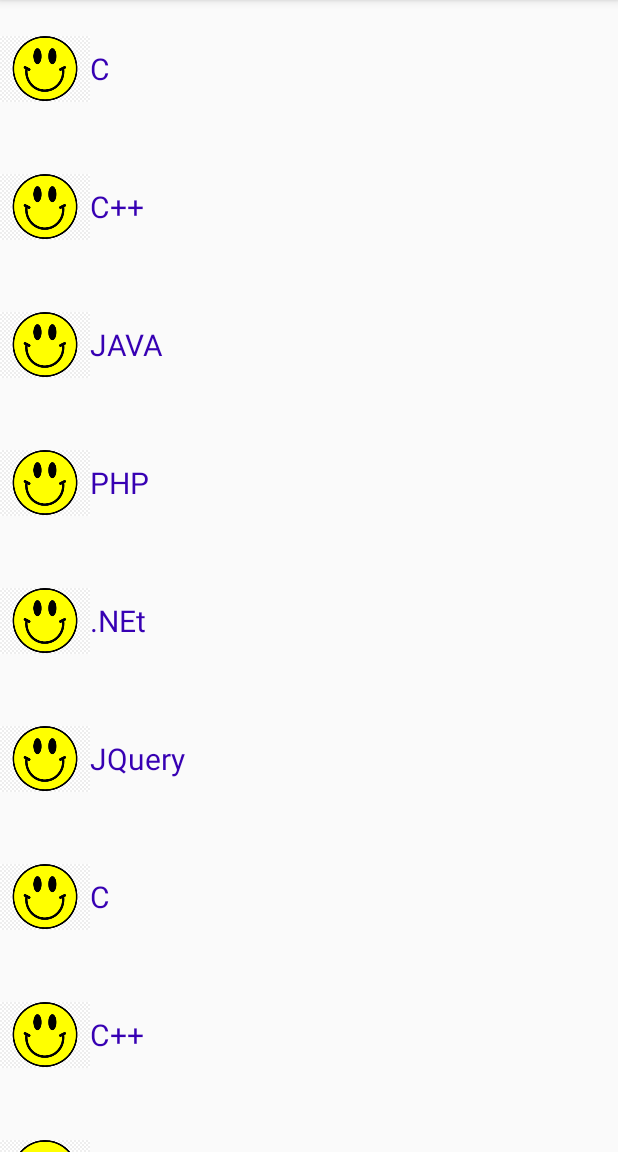
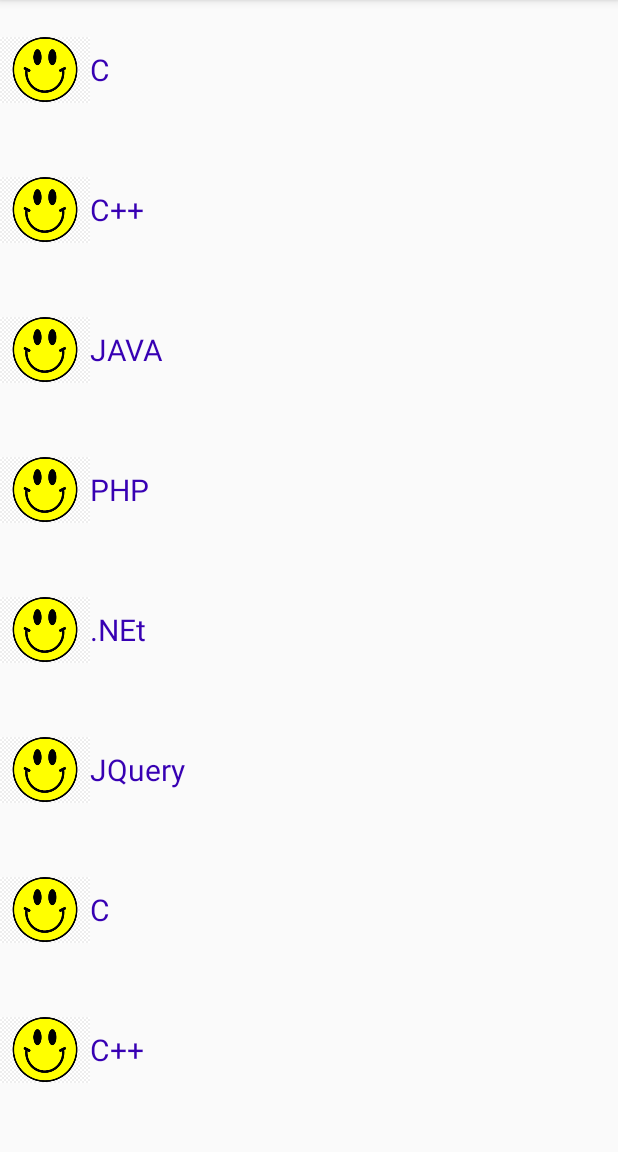
Before and after one commit to sumonece15/RecyclerView-Example2, an Android app: the screen it shows after launch (MainActivity), on a phone screen of 412 x 824 dp, the part 84-1236 px from its top. Run offline under Robolectric (Android 15) with nearby library versions, the phone set to English and light mode, and no system bars.

Commit message:
RecyclerView Example2 (1.0)

```diff
--- a/app/src/main/res/layout/single_row.xml
+++ b/app/src/main/res/layout/single_row.xml
@@ -1,7 +1,7 @@
 <?xml version="1.0" encoding="utf-8"?>
 <androidx.appcompat.widget.LinearLayoutCompat xmlns:android="http://schemas.android.com/apk/res/android"
     android:layout_width="match_parent"
-    android:layout_height="92dp">
+    android:layout_height="93dp">
 
     <ImageView
         android:id="@+id/img1"
```
